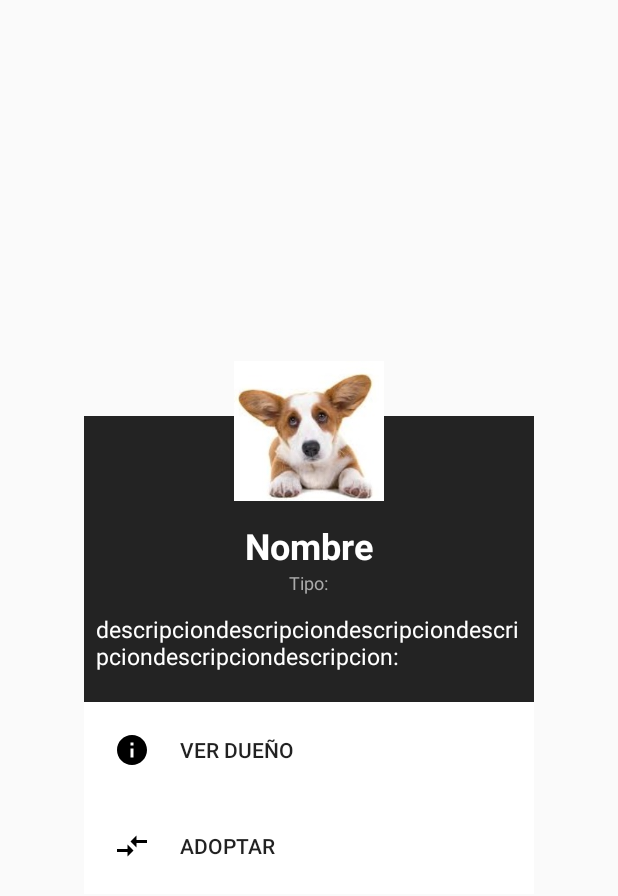
After one commit to iliestefa/Mascotas, an Android app: the layout dialog_adoptar.xml on its own in the app's theme, with its tools: preview values and no code run, on a phone screen of 412 x 824 dp. The commit adds this screen. Shown: the top 896 px of the screen. Run offline under Robolectric (Android 15) with nearby library versions, the phone set to English and light mode, and no system bars.

Commit message:
ya sale el cuadrito para adoptar

```diff
--- a/FindPet/app/src/main/java/com/example/ilian/findpetcom/adapters/ViewPagerAdapter.java
+++ b/FindPet/app/src/main/java/com/example/ilian/findpetcom/adapters/ViewPagerAdapter.java
@@ -8,6 +8,7 @@ import android.support.v4.app.FragmentPagerAdapter;
 import java.util.ArrayList;
 import java.util.List;
 
+//AQUI ESTAN CONTENIDOS LOS TABS-------------------------------------------------
 public class ViewPagerAdapter extends FragmentPagerAdapter {
 
     private final List<Fragment> listFragment=new ArrayList<>();
--- a/FindPet/app/src/main/java/com/example/ilian/findpetcom/modelo/Mascota.java
+++ b/FindPet/app/src/main/java/com/example/ilian/findpetcom/modelo/Mascota.java
@@ -23,6 +23,7 @@ public class Mascota {
         this.raza = raza;
         this.adoptada = adoptada;
         this.perdida = perdida;
+        descripcion="Es un cachorro lindo y jugueton, todo el dia pasa activo y no ladra mucho.";
     }
 
     public Mascota(String nombre, boolean adoptada, boolean perdida) {
--- /dev/null
+++ b/FindPet/app/src/main/res/drawable/dialog_compare_arrows_black_24dp.xml
@@ -0,0 +1,9 @@
+<vector xmlns:android="http://schemas.android.com/apk/res/android"
+        android:width="24dp"
+        android:height="24dp"
+        android:viewportWidth="24.0"
+        android:viewportHeight="24.0">
+    <path
+        android:fillColor="#FF000000"
+        android:pathData="M9.01,14L2,14v2h7.01v3L13,15l-3.99,-4v3zM14.99,13v-3L22,10L22,8h-7.01L14.99,5L11,9l3.99,4z"/>
+</vector>
--- /dev/null
+++ b/FindPet/app/src/main/res/drawable/dialog_info_black_24dp.xml
@@ -0,0 +1,9 @@
+<vector xmlns:android="http://schemas.android.com/apk/res/android"
+        android:width="24dp"
+        android:height="24dp"
+        android:viewportWidth="24.0"
+        android:viewportHeight="24.0">
+    <path
+        android:fillColor="#FF000000"
+        android:pathData="M12,2C6.48,2 2,6.48 2,12s4.48,10 10,10 10,-4.48 10,-10S17.52,2 12,2zM13,17h-2v-6h2v6zM13,9h-2L11,7h2v2z"/>
+</vector>
--- a/FindPet/app/src/main/res/layout/adopcion_fragment.xml
+++ b/FindPet/app/src/main/res/layout/adopcion_fragment.xml
@@ -6,7 +6,9 @@
     <android.support.v7.widget.RecyclerView
         android:layout_width="match_parent"
         android:layout_height="match_parent"
-        android:id="@+id/adopcion_recyclerview">
+        android:id="@+id/adopcion_recyclerview"
+        android:padding="16dp"
+        >
 
     </android.support.v7.widget.RecyclerView>
 
--- /dev/null
+++ b/FindPet/app/src/main/res/layout/dialog_adoptar.xml
@@ -0,0 +1,82 @@
+<?xml version="1.0" encoding="utf-8"?>
+<RelativeLayout xmlns:android="http://schemas.android.com/apk/res/android"
+    android:layout_width="300dp"
+    android:layout_height="wrap_content"
+    android:layout_gravity="center">
+
+    <LinearLayout
+        android:layout_width="match_parent"
+        android:layout_height="wrap_content"
+        android:layout_marginTop="50dp"
+        android:background="#232323"
+        android:gravity="center_horizontal"
+        android:orientation="vertical">
+
+        <TextView
+            android:id="@+id/dialog_name"
+
+            android:layout_width="wrap_content"
+            android:layout_height="wrap_content"
+            android:layout_marginTop="70dp"
+            android:text="Nombre"
+            android:textColor="@android:color/white"
+            android:textSize="24sp"
+            android:textStyle="bold" />
+
+        <TextView
+            android:id="@+id/dialog_tipo"
+            android:layout_width="wrap_content"
+            android:layout_height="wrap_content"
+            android:layout_marginBottom="12dp"
+            android:text="Tipo:"
+            android:textColor="@android:color/darker_gray"
+            android:textSize="12sp" />
+        <TextView
+            android:id="@+id/dialog_descripcion"
+            android:layout_width="wrap_content"
+            android:layout_height="wrap_content"
+            android:layout_marginBottom="10dp"
+            android:layout_marginLeft="8dp"
+            android:layout_marginRight="8dp"
+            android:text="descripciondescripciondescripciondescripciondescripciondescripcion:"
+            android:textColor="@android:color/white"
+            android:textSize="15sp" />
+
+        <Button
+            android:id="@+id/dialog_btn_info"
+            android:layout_width="match_parent"
+            android:layout_height="wrap_content"
+            android:layout_marginTop="10dp"
+            android:background="@android:color/white"
+            android:drawableLeft="@drawable/dialog_info_black_24dp"
+            android:drawablePadding="20dp"
+            android:padding="20dp"
+            android:text="Ver Dueño"
+            android:textAlignment="textStart" />
+
+        <Button
+            android:id="@+id/dialog_btn_adoptar"
+            android:layout_width="match_parent"
+            android:layout_height="wrap_content"
+
+            android:background="@android:color/white"
+            android:drawableLeft="@drawable/dialog_compare_arrows_black_24dp"
+            android:drawablePadding="20dp"
+            android:padding="20dp"
+            android:text="Adoptar"
+            android:textAlignment="textStart" />
+
+        >
+    </LinearLayout>
+
+    <ImageView
+        android:id="@+id/dialog_ima"
+        android:layout_width="120dp"
+        android:layout_height="120dp"
+        android:layout_alignParentTop="true"
+        android:layout_centerHorizontal="true"
+        android:padding="10dp"
+        android:src="@drawable/i" />
+
+
+</RelativeLayout>
```
Also changed, not shown: FindPet/app/src/main/java/com/example/ilian/findpetcom/adapters/RecyclerViewAdapter.java (+36 -6 lines), FindPet/app/src/main/res/layout/item_mascota.xml (+34 -20 lines), FindPet/app/src/main/res/drawable/a.png, FindPet/app/src/main/res/drawable/e.png, FindPet/app/src/main/res/drawable/i.png, FindPet/app/src/main/res/drawable/o.png.
